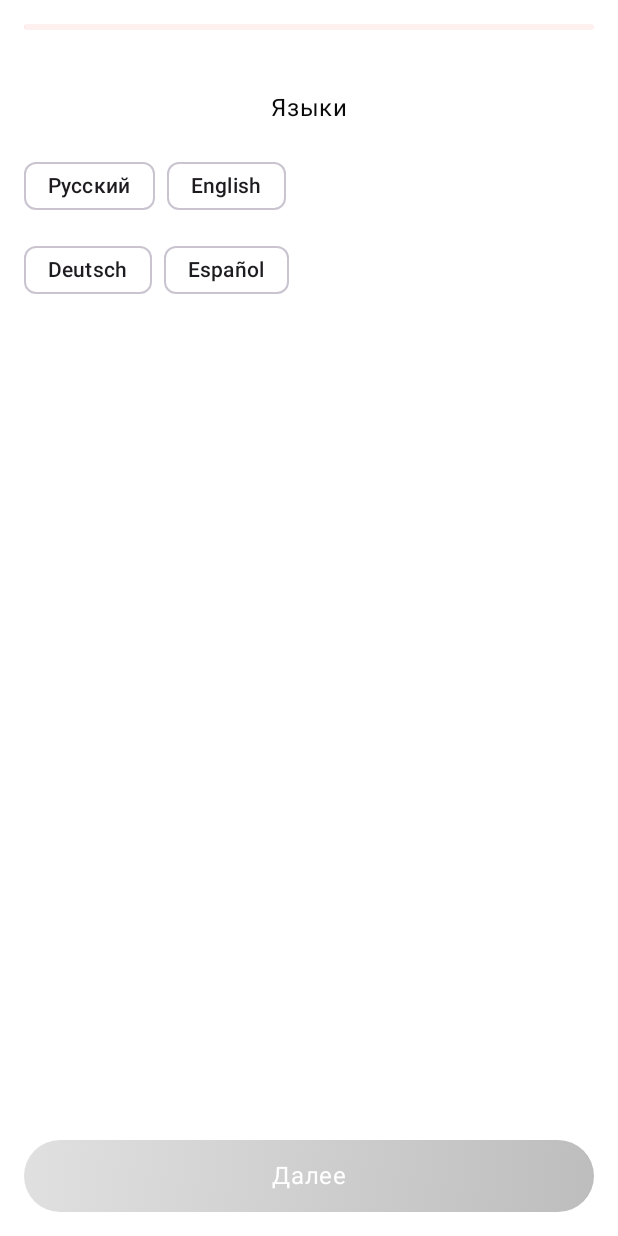
After one commit to Barleennn/AiDating, an Android app built with Jetpack Compose: the LanguagesScreen screen opened through its navigation route, on a phone screen of 412 x 824 dp. The commit adds this screen. Run offline under Robolectric (Android 15) with nearby library versions, the phone set to English and light mode, and no system bars; 1 statement that could not run was skipped.

Commit message:
Добавить экран онбординга с последовательными шагами: имя, пол, о себе, языки и фотографии; обновить навигацию и добавить обработку ошибок.

```diff
--- a/app/src/main/java/com/aidating/ui/NavHost.kt
+++ b/app/src/main/java/com/aidating/ui/NavHost.kt
@@ -10,20 +10,53 @@ import com.aidating.ui.screens.HomeScreen
 import com.aidating.ui.screens.LoginScreen
 import com.aidating.ui.screens.ProfileScreen
 import com.aidating.ui.screens.SplashScreen
+import com.aidating.ui.screens.ErrorScreen
+import com.aidating.ui.screens.onboarding.AboutScreen
+import com.aidating.ui.screens.onboarding.GenderScreen
+import com.aidating.ui.screens.onboarding.LanguagesScreen
+import com.aidating.ui.screens.onboarding.NameScreen
+import com.aidating.ui.screens.onboarding.PhotosScreen
 
 sealed class Route(val route: String) {
     data object Splash : Route("splash")
     data object Login : Route("login")
     data object Home : Route("home")
     data object Profile : Route("profile")
+    // Onboarding
+    data object Name : Route("onboarding/name")
+    data object Gender : Route("onboarding/gender")
+    data object About : Route("onboarding/about")
+    data object Languages : Route("onboarding/languages")
+    data object Photos : Route("onboarding/photos")
+    // Error
+    data object Error : Route("error")
 }
 
 @Composable
 fun AppNavHost(modifier: Modifier = Modifier, navController: NavHostController = rememberNavController()) {
     NavHost(navController = navController, startDestination = Route.Splash.route, modifier = modifier) {
         composable(Route.Splash.route) { SplashScreen(onFinished = { navController.navigate(Route.Login.route) { popUpTo(Route.Splash.route) { inclusive = true } } }) }
-        composable(Route.Login.route) { LoginScreen(onLoggedIn = { navController.navigate(Route.Home.route) { popUpTo(Route.Login.route) { inclusive = true } } }) }
+        composable(Route.Login.route) { LoginScreen(onLoggedIn = { navController.navigate(Route.Name.route) { popUpTo(Route.Login.route) { inclusive = true } } }) }
+
+        // Onboarding flow
+        composable(Route.Name.route) {
+            NameScreen(progress = 0.2f) { _ -> navController.navigate(Route.Gender.route) }
+        }
+        composable(Route.Gender.route) {
+            GenderScreen(progress = 0.4f) { _ -> navController.navigate(Route.About.route) }
+        }
+        composable(Route.About.route) {
+            AboutScreen(progress = 0.6f) { _ -> navController.navigate(Route.Languages.route) }
+        }
+        composable(Route.Languages.route) {
+            LanguagesScreen(progress = 0.8f) { _ -> navController.navigate(Route.Photos.route) }
+        }
+        composable(Route.Photos.route) {
+            PhotosScreen(progress = 1.0f) { navController.navigate(Route.Home.route) { popUpTo(Route.Login.route) { inclusive = true } } }
+        }
+
         composable(Route.Home.route) { HomeScreen(onOpenProfile = { navController.navigate(Route.Profile.route) }) }
         composable(Route.Profile.route) { ProfileScreen(onBack = { navController.popBackStack() }) }
+        composable(Route.Error.route) { ErrorScreen(message = "Не удалось загрузить данные") { navController.popBackStack() } }
     }
 }
--- /dev/null
+++ b/app/src/main/java/com/aidating/ui/components/GradientButton.kt
@@ -0,0 +1,47 @@
+package com.aidating.ui.components
+
+import androidx.compose.foundation.background
+import androidx.compose.foundation.clickable
+import androidx.compose.foundation.layout.Box
+import androidx.compose.foundation.layout.Row
+import androidx.compose.foundation.layout.padding
+import androidx.compose.foundation.shape.CircleShape
+import androidx.compose.material3.MaterialTheme
+import androidx.compose.material3.Text
+import androidx.compose.runtime.Composable
+import androidx.compose.ui.Alignment
+import androidx.compose.ui.Modifier
+import androidx.compose.ui.draw.clip
+import androidx.compose.ui.graphics.Brush
+import androidx.compose.ui.graphics.Color
+import androidx.compose.ui.text.style.TextAlign
+import androidx.compose.ui.unit.dp
+
+@Composable
+fun GradientButton(
+    text: String,
+    modifier: Modifier = Modifier,
+    enabled: Boolean = true,
+    onClick: () -> Unit
+) {
+    val gradient = Brush.linearGradient(
+        colors = listOf(Color(0xFF62A3F3), Color(0xFF007AFF))
+    )
+
+    val base = modifier
+        .clip(CircleShape)
+        .background(if (enabled) gradient else Brush.linearGradient(listOf(Color(0xFFE0E0E0), Color(0xFFBDBDBD))))
+        .clickable(enabled = enabled, onClick = onClick)
+        .padding(horizontal = 16.dp, vertical = 12.dp)
+
+    Box(base, contentAlignment = Alignment.Center) {
+        Row(verticalAlignment = Alignment.CenterVertically) {
+            Text(
+                text = text,
+                color = Color.White,
+                style = MaterialTheme.typography.bodyLarge,
+                textAlign = TextAlign.Center
+            )
+        }
+    }
+}
--- /dev/null
+++ b/app/src/main/java/com/aidating/ui/components/LinearProgress.kt
@@ -0,0 +1,33 @@
+package com.aidating.ui.components
+
+import androidx.compose.foundation.background
+import androidx.compose.foundation.layout.Box
+import androidx.compose.foundation.layout.fillMaxWidth
+import androidx.compose.foundation.layout.height
+import androidx.compose.foundation.layout.width
+import androidx.compose.foundation.shape.RoundedCornerShape
+import androidx.compose.runtime.Composable
+import androidx.compose.ui.Modifier
+import androidx.compose.ui.draw.clip
+import androidx.compose.ui.graphics.Color
+import androidx.compose.ui.unit.dp
+
+@Composable
+fun OnboardingProgress(progress: Float, modifier: Modifier = Modifier) {
+    Box(
+        modifier = modifier
+            .fillMaxWidth()
+            .height(4.dp)
+            .clip(RoundedCornerShape(100.dp))
+            .background(Color(0x33FFB6B6))
+    ) {
+        Box(
+            modifier = Modifier
+                .width((progress.coerceIn(0f, 1f) * 1f).dp) // width will be overridden by parent fillMaxWidth + weight outside if needed
+                .fillMaxWidth(progress)
+                .height(4.dp)
+                .clip(RoundedCornerShape(100.dp))
+                .background(Color(0xFFFFE5E5))
+        )
+    }
+}
--- a/app/src/main/java/com/aidating/ui/screens/LoginScreen.kt
+++ b/app/src/main/java/com/aidating/ui/screens/LoginScreen.kt
@@ -87,6 +87,15 @@ fun LoginScreen(onLoggedIn: () -> Unit) {
             modifier = Modifier.fillMaxWidth()
         )
 
+        Spacer(modifier = Modifier.height(12.dp))
+        Text(
+            text = "Политика конфиденциальности",
+            color = Color(0xFF007AFF),
+            style = MaterialTheme.typography.bodySmall,
+            textAlign = TextAlign.Center,
+            modifier = Modifier.fillMaxWidth()
+        )
+
         // Нижний индикатор (Home Indicator)
         Spacer(modifier = Modifier.height(12.dp))
         Box(
--- /dev/null
+++ b/app/src/main/java/com/aidating/ui/screens/onboarding/LanguagesScreen.kt
@@ -0,0 +1,53 @@
+package com.aidating.ui.screens.onboarding
+
+import androidx.compose.foundation.layout.Arrangement
+import androidx.compose.foundation.layout.Column
+import androidx.compose.foundation.layout.Row
+import androidx.compose.foundation.layout.Spacer
+import androidx.compose.foundation.layout.fillMaxSize
+import androidx.compose.foundation.layout.fillMaxWidth
+import androidx.compose.foundation.layout.height
+import androidx.compose.foundation.layout.padding
+import androidx.compose.material3.AssistChip
+import androidx.compose.material3.Text
+import androidx.compose.runtime.Composable
+import androidx.compose.runtime.mutableStateListOf
+import androidx.compose.runtime.remember
+import androidx.compose.ui.Alignment
+import androidx.compose.ui.Modifier
+import androidx.compose.ui.text.style.TextAlign
+import androidx.compose.ui.unit.dp
+import com.aidating.ui.components.GradientButton
+import com.aidating.ui.components.OnboardingProgress
+
+@Composable
+fun LanguagesScreen(progress: Float, onNext: (List<String>) -> Unit) {
+    val options = listOf("Русский", "English", "Deutsch", "Español")
+    val selected = remember { mutableStateListOf<String>() }
+
+    Column(
+        Modifier.fillMaxSize().padding(16.dp),
+        verticalArrangement = Arrangement.spacedBy(16.dp),
+        horizontalAlignment = Alignment.CenterHorizontally
+    ) {
+        OnboardingProgress(progress, modifier = Modifier.fillMaxWidth())
+        Spacer(Modifier.height(8.dp))
+        Text("Языки", textAlign = TextAlign.Center)
+        Column(verticalArrangement = Arrangement.spacedBy(8.dp)) {
+            options.chunked(2).forEach { row ->
+                Row(horizontalArrangement = Arrangement.spacedBy(8.dp), modifier = Modifier.fillMaxWidth()) {
+                    row.forEach { lang ->
+                        val isSel = selected.contains(lang)
+                        AssistChip(onClick = {
+                            if (isSel) selected.remove(lang) else selected.add(lang)
+                        }, label = { Text(lang) })
+                    }
+                }
+            }
+        }
+        Spacer(Modifier.weight(1f))
+        GradientButton(text = "Далее", modifier = Modifier.fillMaxWidth(), enabled = selected.isNotEmpty()) {
+            onNext(selected.toList())
+        }
+    }
+}
```
Also changed, not shown: app/src/main/java/com/aidating/ui/components/OutlineButton.kt (added, +42 -0 lines), app/src/main/java/com/aidating/ui/screens/ErrorScreen.kt (added, +31 -0 lines), app/src/main/java/com/aidating/ui/screens/onboarding/AboutScreen.kt (added, +44 -0 lines), app/src/main/java/com/aidating/ui/screens/onboarding/GenderScreen.kt (added, +43 -0 lines), app/src/main/java/com/aidating/ui/screens/onboarding/NameScreen.kt (added, +44 -0 lines), app/src/main/java/com/aidating/ui/screens/onboarding/PhotosScreen.kt (added, +62 -0 lines), app/src/main/java/com/aidating/ui/theme/Theme.kt (+29 -3 lines).
